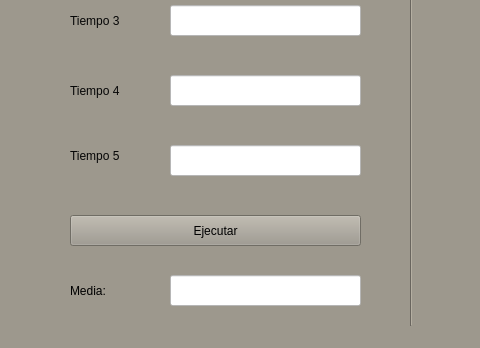
Before: the Qt Designer form Practica3ArCoV2/sepia.ui in apereg/Practica3ArCo, drawn with Qt 5; both pictures show x 0 to 480 and y 255 to 603 of the 1340 by 603 pixel window.
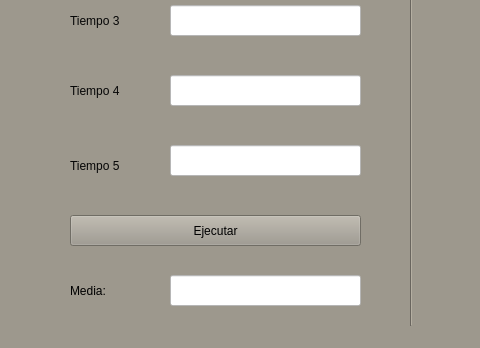
After: the same form once the commit is applied.

What changed in the file:
```diff
--- a/Practica3ArCoV2/sepia.ui
+++ b/Practica3ArCoV2/sepia.ui
@@ -58,7 +58,7 @@
    <property name="geometry">
     <rect>
      <x>70</x>
-     <y>400</y>
+     <y>410</y>
      <width>81</width>
      <height>21</height>
     </rect>
```
Left out of the diff: 4 changed lines with no effect on the pictures.
